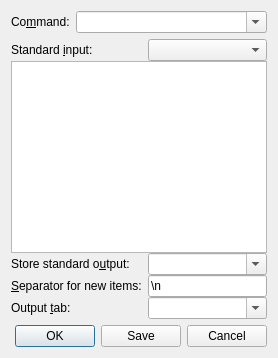
Above: src/ui/actiondialog.ui from hluk/CopyQ before the change. Below: the same form after it.
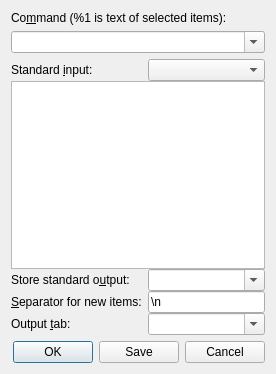
That is the form after the change. Icons and pictures are not drawn.

Commit message:
Improve Action Dialog GUI
Add more space for command and allow Tab key to focus next widget when
editing input text.

```diff
--- a/src/ui/actiondialog.ui
+++ b/src/ui/actiondialog.ui
@@ -2,6 +2,14 @@
 <ui version="4.0">
  <class>ActionDialog</class>
  <widget class="QDialog" name="ActionDialog">
+  <property name="geometry">
+   <rect>
+    <x>0</x>
+    <y>0</y>
+    <width>276</width>
+    <height>374</height>
+   </rect>
+  </property>
   <property name="windowTitle">
    <string>CopyQ Action Dialog</string>
   </property>
@@ -11,11 +19,6 @@
   </property>
   <layout class="QVBoxLayout" name="verticalLayout">
    <item>
-    <layout class="QHBoxLayout" name="horizontalLayout" stretch="0,1">
-     <property name="spacing">
-      <number>6</number>
-     </property>
-     <item>
       <widget class="QLabel" name="label_2">
        <property name="sizePolicy">
         <sizepolicy hsizetype="Preferred" vsizetype="Preferred">
@@ -24,7 +27,7 @@
         </sizepolicy>
        </property>
        <property name="text">
-        <string>Co&amp;mmand:</string>
+      <string>Co&amp;mmand (%1 is text of selected items):</string>
        </property>
        <property name="buddy">
         <cstring>cmdEdit</cstring>
@@ -44,8 +47,6 @@
        </property>
       </widget>
      </item>
-    </layout>
-   </item>
    <item>
     <layout class="QFormLayout" name="formLayout_3">
      <property name="verticalSpacing">
```
Left out of the diff: 10 changed lines with no effect on the pictures. Lines whose indentation alone changed are shown as unchanged.
